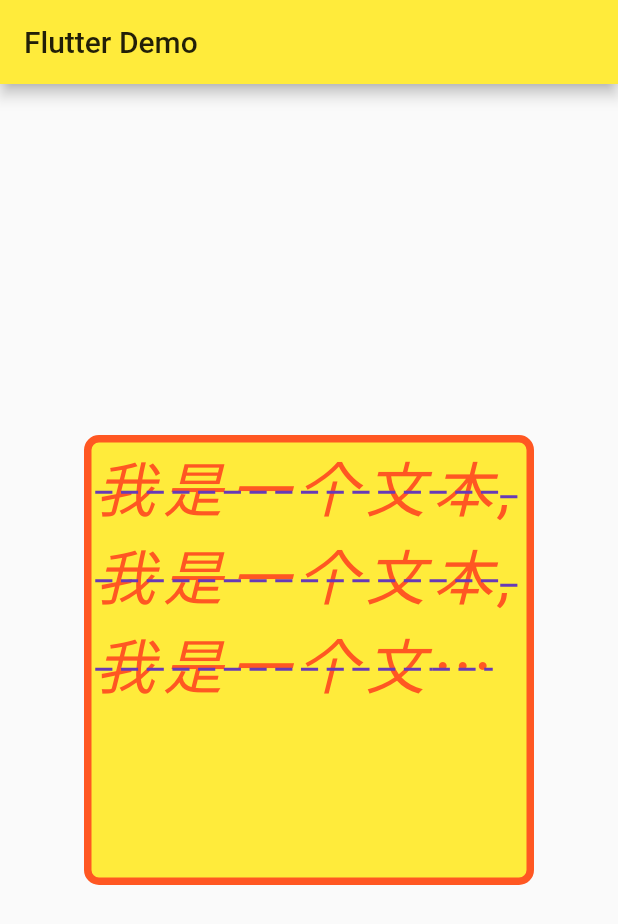
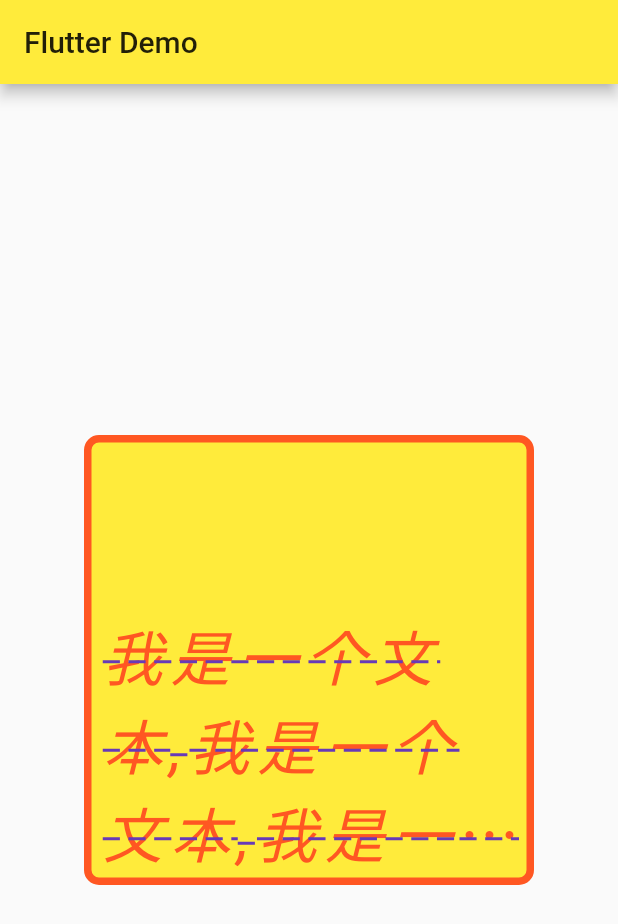
Before and after one commit to ZmjDns/flutterDemo, a Flutter app: the screen it shows after launch, on a phone screen of 412 x 824 dp. Shown: the top 924 px of the screen. Run offline on Flutter 3.47's test engine with Material 2 defaults, Android fonts, the phone set to English and light mode, and no system bars.

Commit message:
container text 基本使用1

```diff
--- a/lib/main.dart
+++ b/lib/main.dart
@@ -70,6 +70,14 @@ class HomeContent extends StatelessWidget {
             Radius.circular(10.0)
           )
         ),
+
+        //padding: EdgeInsets.all(20),
+        padding: EdgeInsets.fromLTRB(5, 10, 5, 0),
+
+        //transform: Matrix4.translationValues(0, 100, 0),
+        //transform: Matrix4.rotationZ(0.3),
+
+        alignment: Alignment.bottomLeft,
       )
     );
   }
```
